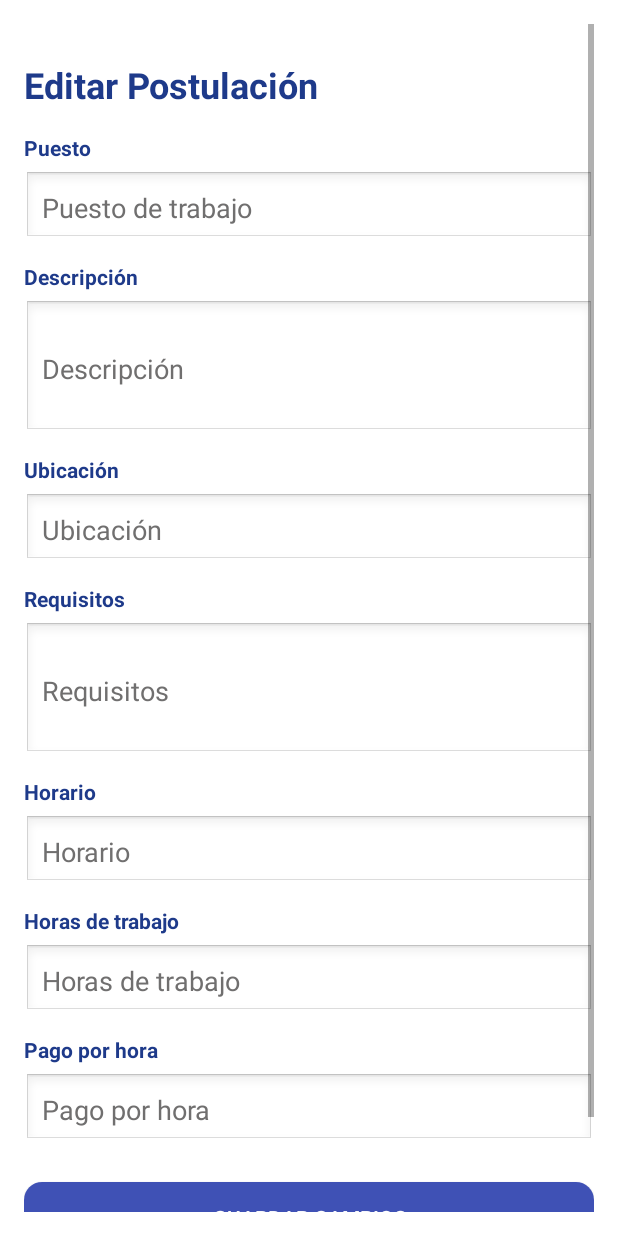
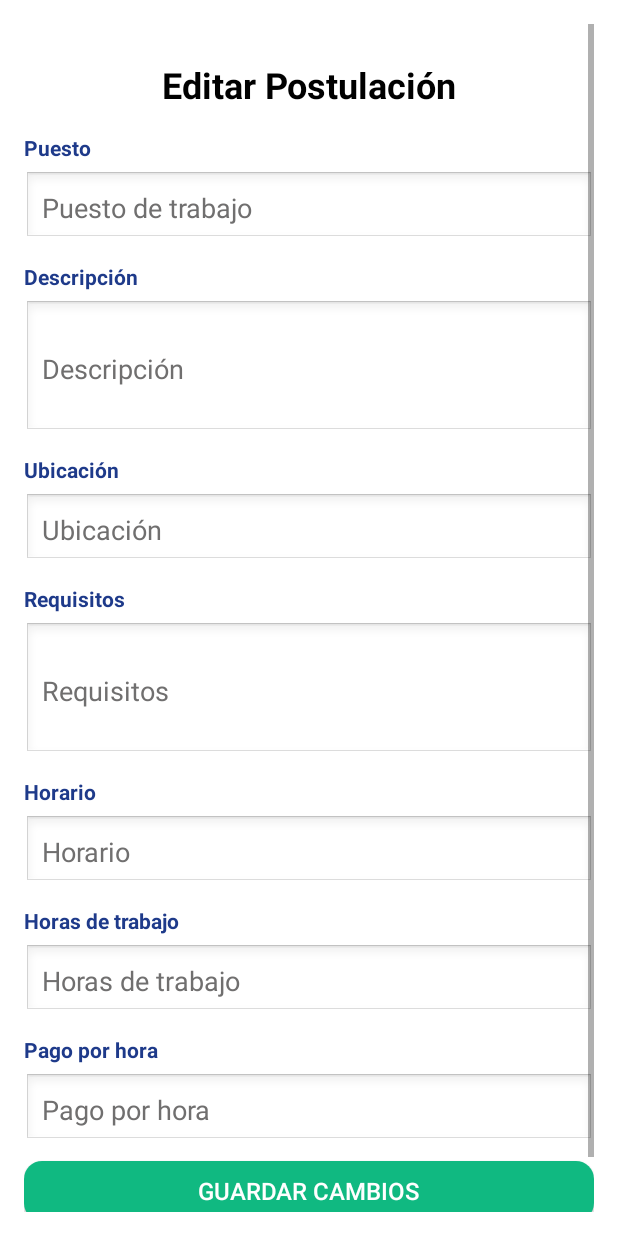
Before and after one commit to gabrielleal23/ConectandoApp, an Android app built with Jetpack Compose: the EditarPostulacionActivity screen opened directly, with no data from a screen before it, on a phone screen of 412 x 824 dp. Run offline under Robolectric (Android 15) with nearby library versions, the phone set to English and light mode, and no system bars; our stand-ins replace Firebase (no records; nobody signed in at launch, a user with empty details on screens opened directly); 1 statement that could not run was skipped.

Commit message:
Actualizacion para app en huawei modo empleador completa

```diff
--- a/app/src/main/res/layout-ldltr/activity_editar_postulacion.xml
+++ b/app/src/main/res/layout-ldltr/activity_editar_postulacion.xml
@@ -13,12 +13,13 @@
         android:orientation="vertical">
 
         <TextView
-            android:layout_width="wrap_content"
+            android:layout_width="match_parent"
             android:layout_height="wrap_content"
             android:text="Editar Postulación"
             android:textSize="24sp"
+            android:gravity="center"
             android:textStyle="bold"
-            android:textColor="@color/suave_texto"
+            android:textColor="@color/black"
             android:layout_marginTop="24dp"
             android:layout_marginBottom="16dp" />
 
@@ -183,24 +184,25 @@
         <Button
             android:id="@+id/btnGuardar"
             android:layout_width="match_parent"
-            android:layout_height="wrap_content"
+            android:layout_height="40dp"
             android:text="Guardar Cambios"
-            android:layout_marginTop="24dp"
-            android:backgroundTint="@color/suave_boton_primario"
+            android:layout_marginTop="10dp"
+            android:backgroundTint="@color/empresa_boton_verde"
             android:textColor="@color/white"
             android:background="@drawable/boton_gradiente"
-            android:padding="12dp" />
+            android:textSize="16sp"
+        />
 
         <Button
             android:id="@+id/btnDevolver"
             android:layout_width="match_parent"
-            android:layout_height="wrap_content"
+            android:layout_height="40dp"
             android:text="Volver"
-            android:layout_marginTop="12dp"
+            android:layout_marginTop="10dp"
+            android:backgroundTint="@color/suave_boton_primario"
+            android:textColor="@color/white"
             android:background="@drawable/boton_gradiente"
-            android:backgroundTint="@color/verde_oliva"
-            android:textColor="@color/gris_claro"
-            android:padding="12dp" />
+            android:textSize="16sp" />
 
     </LinearLayout>
 </ScrollView>
--- a/app/src/main/res/layout-ldltr/activity_login.xml
+++ b/app/src/main/res/layout-ldltr/activity_login.xml
@@ -52,12 +52,11 @@
     <Button
         android:id="@+id/btnLogin"
         android:layout_width="match_parent"
-        android:layout_height="wrap_content"
+        android:layout_height="40dp"
         android:text="Iniciar Sesión"
         android:background="@drawable/boton_gradiente"
         android:backgroundTint="@color/suave_boton_primario"
         android:textColor="@color/white"
-        android:padding="12dp"
         android:textSize="16sp"
         android:layout_marginTop="20dp"/>
 
```
Also changed, not shown: app/src/main/java/com/example/conectandoapp/PostulacionEmpresaAdapter.kt (+26 -7 lines), app/src/main/res/layout-ldltr/activity_crear_oferta.xml (+7 -5 lines), app/src/main/res/layout-ldltr/activity_register.xml (+8 -5 lines), app/src/main/res/layout-ldltr/item_postulacion.xml (+19 -0 lines).
